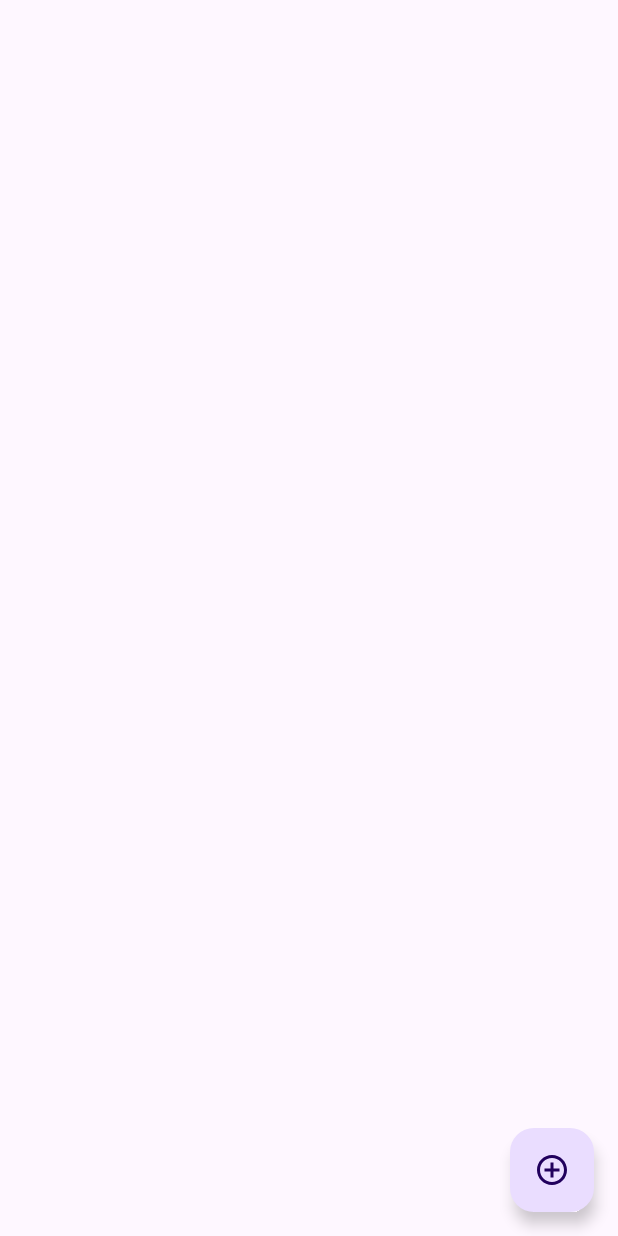
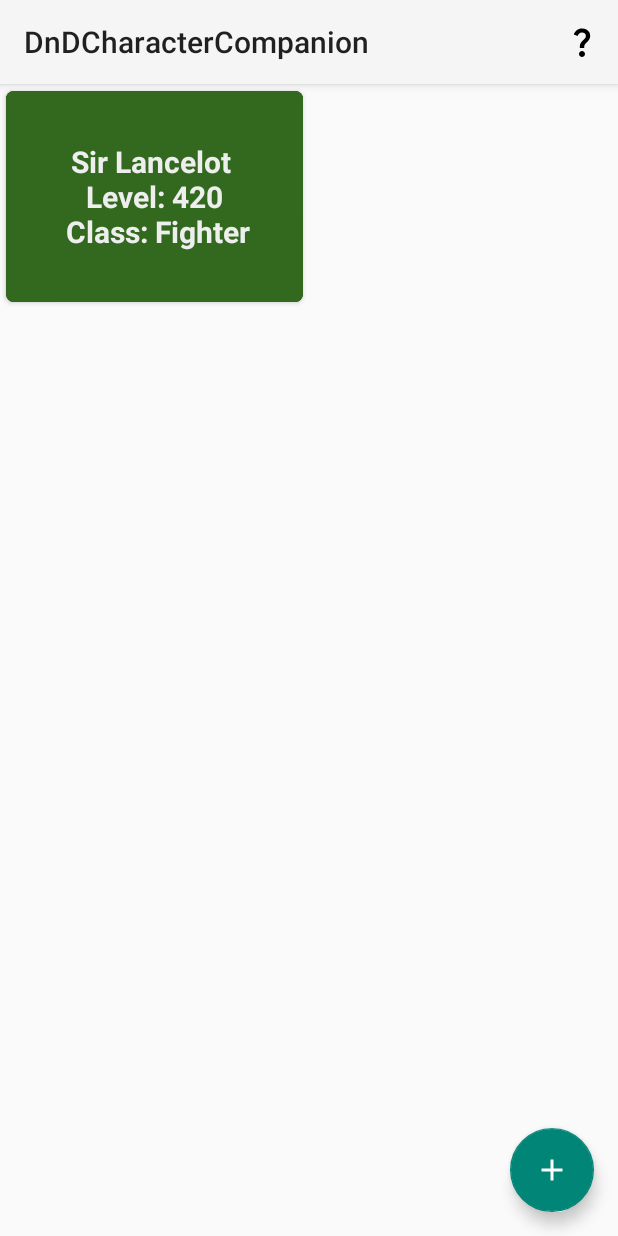
Before and after one commit to RossCherry/DNDCharacterCompanionApp, an Android app: the screen it shows after launch (CharacterSelectActivity), on a phone screen of 412 x 824 dp. Run offline under Robolectric (Android 15) with nearby library versions, the phone set to English and light mode, and no system bars.

Commit message:
procrast penalty

```diff
--- a/DnDCharacterCompanion/app/build.gradle.kts
+++ b/DnDCharacterCompanion/app/build.gradle.kts
@@ -39,7 +39,7 @@ dependencies {
 
     implementation("androidx.core:core-ktx:1.9.0")
     implementation("androidx.appcompat:appcompat:1.6.1")
-    implementation("com.google.android.material:material:1.10.0")
+    implementation("com.google.android.material:material:1.9.0")
     implementation("androidx.constraintlayout:constraintlayout:2.1.4")
     testImplementation("junit:junit:4.13.2")
     androidTestImplementation("androidx.test.ext:junit:1.1.5")
--- a/DnDCharacterCompanion/app/src/main/java/com/zybooks/dndcharactercompanion/CharacterSelectActivity.kt
+++ b/DnDCharacterCompanion/app/src/main/java/com/zybooks/dndcharactercompanion/CharacterSelectActivity.kt
@@ -2,10 +2,77 @@ package com.zybooks.dndcharactercompanion
 
 import androidx.appcompat.app.AppCompatActivity
 import android.os.Bundle
+import android.view.LayoutInflater
+import android.view.Menu
+import android.view.View
+import android.view.ViewGroup
+import android.widget.TextView
+import androidx.recyclerview.widget.GridLayoutManager
+import androidx.recyclerview.widget.RecyclerView
 
 class CharacterSelectActivity : AppCompatActivity() {
+    private lateinit var characterRecyclerView: RecyclerView
+    private lateinit var characterColors: IntArray
+    private var characterAdapter = CharacterAdapter()
     override fun onCreate(savedInstanceState: Bundle?) {
         super.onCreate(savedInstanceState)
         setContentView(R.layout.activity_character_select)
+
+        characterColors = resources.getIntArray(R.array.characterColors)
+
+        characterRecyclerView = findViewById(R.id.character_recycler_view)
+        characterRecyclerView.layoutManager = GridLayoutManager(applicationContext, 2)
+
+        updateUI()
     }
+
+    override fun onCreateOptionsMenu(menu: Menu?): Boolean {
+        menuInflater.inflate(R.menu.select_menu, menu)
+        return true
+    }
+
+    private fun updateUI() {
+        characterAdapter = CharacterAdapter()
+        characterRecyclerView.adapter = characterAdapter
+    }
+
+    private inner class CharacterHolder(inflater: LayoutInflater, parent: ViewGroup?) :
+        RecyclerView.ViewHolder(inflater.inflate(R.layout.recycler_view_items, parent, false))/*,
+        View.OnClickListener*/ {
+
+        //private var character: Subject? = null
+        private val characterTextView: TextView
+
+        init {
+            //itemView.setOnClickListener(this)
+            characterTextView = itemView.findViewById(R.id.character_text_view)
+        }
+
+        fun bind(/*subject: Subject, position: Int*/) {
+            //this.subject = subject
+            characterTextView.text = "Sir Lancelot \n Level: 420 \n Class: Fighter"
+
+            // Make the background color dependent on the length of the subject string
+            val colorIndex = characterTextView.text.length % characterColors.size
+            characterTextView.setBackgroundColor(characterColors[colorIndex])
+        }
+    }
+
+    private inner class CharacterAdapter() :
+        RecyclerView.Adapter<CharacterHolder>() {
+
+        override fun onCreateViewHolder(parent: ViewGroup, viewType: Int): CharacterHolder {
+            val layoutInflater = LayoutInflater.from(applicationContext)
+            return CharacterHolder(layoutInflater, parent)
+        }
+
+        override fun onBindViewHolder(holder: CharacterHolder, position: Int) {
+            holder.bind()
+        }
+
+        override fun getItemCount(): Int {
+            return 1
+        }
+    }
+
 }
--- /dev/null
+++ b/DnDCharacterCompanion/app/src/main/res/drawable/about.xml
@@ -0,0 +1,5 @@
+<vector android:height="24dp" android:tint="#000000"
+    android:viewportHeight="24" android:viewportWidth="24"
+    android:width="24dp" xmlns:android="http://schemas.android.com/apk/res/android">
+    <path android:fillColor="@android:color/white" android:pathData="M11.07,12.85c0.77,-1.39 2.25,-2.21 3.11,-3.44c0.91,-1.29 0.4,-3.7 -2.18,-3.7c-1.69,0 -2.52,1.28 -2.87,2.34L6.54,6.96C7.25,4.83 9.18,3 11.99,3c2.35,0 3.96,1.07 4.78,2.41c0.7,1.15 1.11,3.3 0.03,4.9c-1.2,1.77 -2.35,2.31 -2.97,3.45c-0.25,0.46 -0.35,0.76 -0.35,2.24h-2.89C10.58,15.22 10.46,13.95 11.07,12.85zM14,20c0,1.1 -0.9,2 -2,2s-2,-0.9 -2,-2c0,-1.1 0.9,-2 2,-2S14,18.9 14,20z"/>
+</vector>
--- a/DnDCharacterCompanion/app/src/main/res/drawable/add.xml
+++ b/DnDCharacterCompanion/app/src/main/res/drawable/add.xml
@@ -1,5 +1,10 @@
-<vector android:height="24dp" android:tint="#000000"
-    android:viewportHeight="24" android:viewportWidth="24"
-    android:width="24dp" xmlns:android="http://schemas.android.com/apk/res/android">
-    <path android:fillColor="@android:color/white" android:pathData="M13,7h-2v4L7,11v2h4v4h2v-4h4v-2h-4L13,7zM12,2C6.48,2 2,6.48 2,12s4.48,10 10,10 10,-4.48 10,-10S17.52,2 12,2zM12,20c-4.41,0 -8,-3.59 -8,-8s3.59,-8 8,-8 8,3.59 8,8 -3.59,8 -8,8z"/>
+<vector
+    android:height="24dp"
+    android:viewportHeight="24"
+    android:viewportWidth="24"
+    android:width="24dp"
+    xmlns:android="http://schemas.android.com/apk/res/android">
+    <path
+        android:fillColor="@android:color/white"
+        android:pathData="M19,13h-6v6h-2v-6H5v-2h6V5h2v6h6v2z"/>
 </vector>
--- a/DnDCharacterCompanion/app/src/main/res/layout/activity_character_select.xml
+++ b/DnDCharacterCompanion/app/src/main/res/layout/activity_character_select.xml
@@ -7,7 +7,7 @@
     tools:context=".CharacterSelectActivity">
 
     <androidx.recyclerview.widget.RecyclerView
-        android:id="@+id/subject_recycler_view"
+        android:id="@+id/character_recycler_view"
         android:layout_width="match_parent"
         android:layout_height="match_parent"
         android:scrollbars="vertical" />
--- /dev/null
+++ b/DnDCharacterCompanion/app/src/main/res/layout/recycler_view_items.xml
@@ -0,0 +1,20 @@
+<?xml version="1.0" encoding="utf-8"?>
+<androidx.cardview.widget.CardView
+    xmlns:android="http://schemas.android.com/apk/res/android"
+    xmlns:card_view="http://schemas.android.com/apk/res-auto"
+    android:id="@+id/cardview1"
+    android:layout_width="match_parent"
+    android:layout_height="150dp"
+    card_view:cardCornerRadius="5dp"
+    card_view:cardUseCompatPadding="true">
+
+    <TextView
+        android:id="@+id/character_text_view"
+        android:layout_width="match_parent"
+        android:layout_height="match_parent"
+        style="@style/CardLabel"
+        android:padding="10dp"
+        android:layout_gravity="center"
+        android:gravity="center" />
+
+</androidx.cardview.widget.CardView>
--- /dev/null
+++ b/DnDCharacterCompanion/app/src/main/res/menu/select_menu.xml
@@ -0,0 +1,12 @@
+<?xml version="1.0" encoding="utf-8"?>
+<menu xmlns:android="http://schemas.android.com/apk/res/android"
+    xmlns:app="http://schemas.android.com/apk/res-auto">
+
+    <item
+        android:id="@+id/about"
+        android:icon="@drawable/about"
+        android:title="About"
+        app:showAsAction="ifRoom"/>
+
+
+</menu>
--- a/DnDCharacterCompanion/app/src/main/res/values/colors.xml
+++ b/DnDCharacterCompanion/app/src/main/res/values/colors.xml
@@ -1,5 +1,26 @@
 <?xml version="1.0" encoding="utf-8"?>
 <resources>
-    <color name="black">#FF000000</color>
-    <color name="white">#FFFFFFFF</color>
+    <color name="blue_800">#0277BD</color>
+    <color name="blue_900">#01579B</color>
+    <color name="blue_400">#42A5F5</color>
+
+    <!-- dark theme -->
+    <color name="paleblue_900">#023</color>
+    <color name="black">#000</color>
+    <color name="gray_200">#EEE</color>
+    <color name="gray_400">#BBB</color>
+    <color name="gray_500">#999</color>
+    <color name="gray_700">#555</color>
+
+    <array name="characterColors">
+        <item>#1A237E</item>
+        <item>#880E4F</item>
+        <item>#006064</item>
+        <item>#F57F17</item>
+        <item>#BF360C</item>
+        <item>#01579B</item>
+        <item>#33691E</item>
+        <item>#4A148C</item>
+        <item>#B71C1C</item>
+    </array>
 </resources>
--- a/DnDCharacterCompanion/app/src/main/res/values/themes.xml
+++ b/DnDCharacterCompanion/app/src/main/res/values/themes.xml
@@ -1,9 +1,15 @@
 <resources xmlns:tools="http://schemas.android.com/tools">
     <!-- Base application theme. -->
-    <style name="Base.Theme.DnDCharacterCompanion" parent="Theme.Material3.DayNight.NoActionBar">
+    <style name="Base.Theme.DnDCharacterCompanion" parent="Theme.AppCompat.DayNight">
         <!-- Customize your light theme here. -->
         <!-- <item name="colorPrimary">@color/my_light_primary</item> -->
     </style>
 
+    <style name="CardLabel">
+        <item name="android:textSize">20sp</item>
+        <item name="android:textStyle">bold</item>
+        <item name="android:textColor">@color/gray_200</item>
+    </style>
+
     <style name="Theme.DnDCharacterCompanion" parent="Base.Theme.DnDCharacterCompanion" />
 </resources>
```
